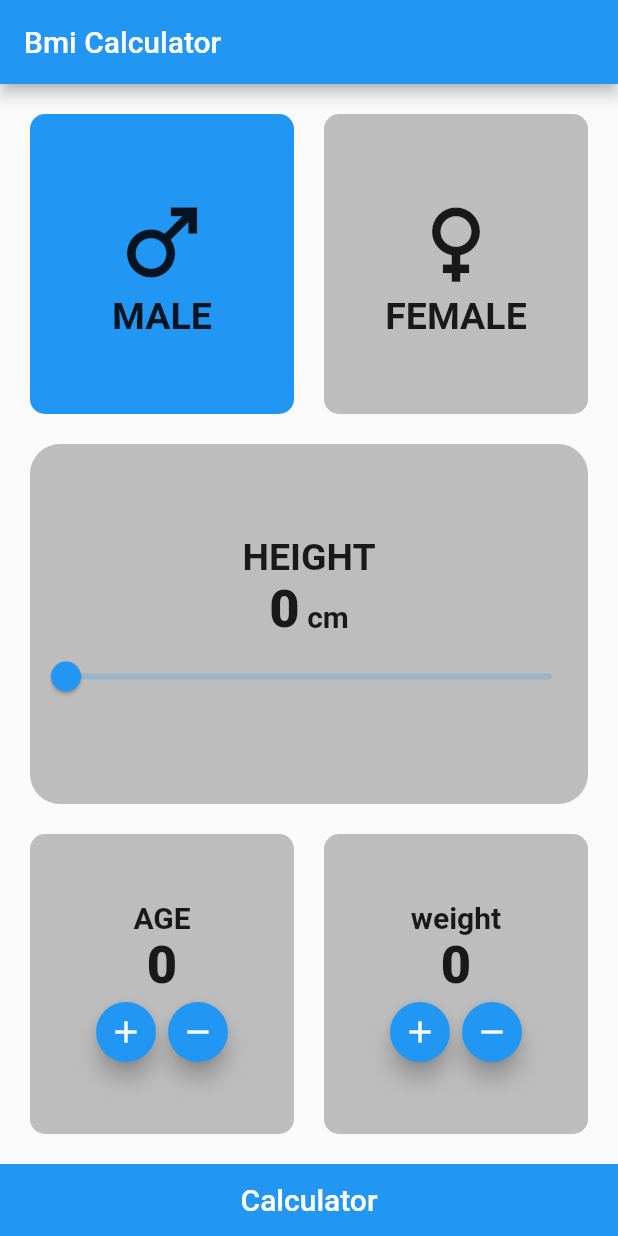
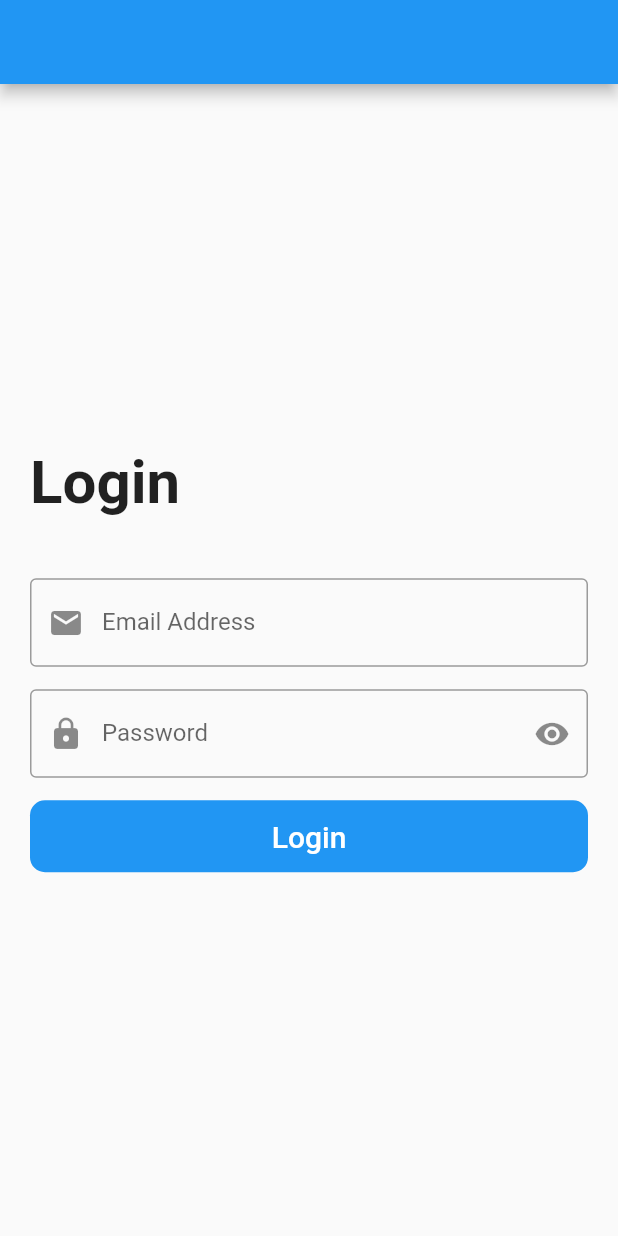
Before and after one commit to MoamenMohamed101/bmi_app, a Flutter app: the screen it shows after launch, on a phone screen of 412 x 824 dp. Run offline on Flutter 3.47's test engine with Material 2 defaults, Android fonts, the phone set to English and light mode, and no system bars.

Commit message:
login_screen

```diff
--- /dev/null
+++ b/lib/login_screen.dart
@@ -0,0 +1,87 @@
+import 'package:flutter/material.dart';
+
+class LoginScreen extends StatelessWidget {
+  LoginScreen({Key? key}) : super(key: key);
+  TextEditingController emailController = TextEditingController();
+  TextEditingController passwordController = TextEditingController();
+  @override
+  Widget build(BuildContext context) {
+    return Scaffold(
+      appBar: AppBar(),
+      body: Padding(
+        padding: const EdgeInsets.all(20.0),
+        child: Center(
+          child: SingleChildScrollView(
+            child: Column(
+              crossAxisAlignment: CrossAxisAlignment.start,
+              children: [
+                const Text(
+                  'Login',
+                  style: TextStyle(fontSize: 40, fontWeight: FontWeight.bold),
+                ),
+                const SizedBox(
+                  height: 40,
+                ),
+                TextFormField(
+                  controller: emailController,
+                  decoration: const InputDecoration(
+                    labelText: 'Email Address',
+                    border: OutlineInputBorder(),
+                    prefixIcon: Icon(Icons.email),
+                  ),
+                  keyboardType: TextInputType.emailAddress,
+                  onFieldSubmitted: (value) {
+                    print(value);
+                  },
+                  onChanged: (value) {
+                    print(value);
+                  },
+                ),
+                const SizedBox(
+                  height: 15,
+                ),
+                TextFormField(
+                  controller: passwordController,
+                  decoration: const InputDecoration(
+                    labelText: 'Password',
+                    border: OutlineInputBorder(),
+                    prefixIcon: Icon(Icons.lock),
+                    suffixIcon: Icon(Icons.remove_red_eye),
+                  ),
+                  keyboardType: TextInputType.visiblePassword,
+                  obscureText: true,
+                  onFieldSubmitted: (value) {
+                    print(value);
+                  },
+                  onChanged: (value) {
+                    print(value);
+                  },
+                ),
+                const SizedBox(
+                  height: 15,
+                ),
+                Container(
+                  width: double.infinity,
+                  decoration: BoxDecoration(
+                    color: Colors.blue,
+                    borderRadius: BorderRadius.circular(10),
+                  ),
+                  child: MaterialButton(
+                    onPressed: () {
+                      print(emailController.text);
+                      print(passwordController.text);
+                    },
+                    child: const Text(
+                      'Login',
+                      style: TextStyle(color: Colors.white, fontSize: 20),
+                    ),
+                  ),
+                ),
+              ],
+            ),
+          ),
+        ),
+      ),
+    );
+  }
+}
--- a/lib/main.dart
+++ b/lib/main.dart
@@ -3,11 +3,13 @@ import 'dart:math';
 import 'package:bmi_app/bmi_result%20screen.dart';
 import 'package:flutter/material.dart';
 
+import 'login_screen.dart';
+
 main() {
   runApp(
-    const MaterialApp(
+    MaterialApp(
       debugShowCheckedModeBanner: false,
-      home: BmiScreen(),
+      home: LoginScreen(),
     ),
   );
 }
```
